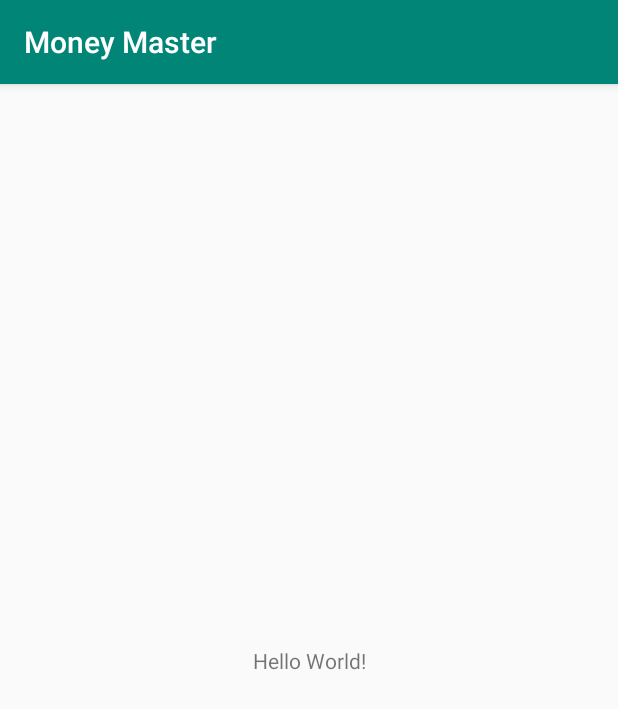
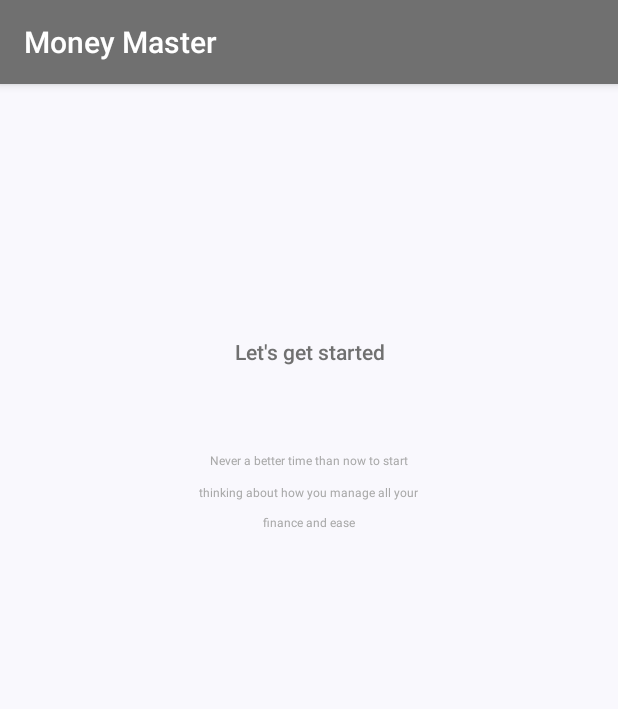
Before and after one commit to yangfeng2/Money-Master, an Android app: the screen it shows after launch (MainActivity), on a phone screen of 412 x 824 dp. Shown: the top 709 px of the screen. Run offline under Robolectric (Android 15) with nearby library versions, the phone set to English and light mode, and no system bars.

Commit message:
Simple Onboarding page

```diff
--- a/app/src/main/java/com/example/moneymaster/HomeActivity.java
+++ b/app/src/main/java/com/example/moneymaster/HomeActivity.java
@@ -2,4 +2,5 @@ package com.example.moneymaster;
 
 public class HomeActivity {
 
+
 }
--- a/app/src/main/java/com/example/moneymaster/MainActivity.java
+++ b/app/src/main/java/com/example/moneymaster/MainActivity.java
@@ -1,13 +1,20 @@
 package com.example.moneymaster;
 
+import android.os.Bundle;
 import android.support.v7.app.AppCompatActivity;
-import android.os.Bundle;
+import android.view.View;
 
 public class MainActivity extends AppCompatActivity {
+    View view;
 
     @Override
     protected void onCreate(Bundle savedInstanceState) {
         super.onCreate(savedInstanceState);
         setContentView(R.layout.activity_main);
+
+
+        view= this.getWindow().getDecorView();
+        view.setBackgroundResource(R.color.WhiteP);
+
     }
 }
--- a/app/src/main/res/layout/activity_main.xml
+++ b/app/src/main/res/layout/activity_main.xml
@@ -7,12 +7,81 @@
     tools:context=".MainActivity">
 
     <TextView
+        android:id="@+id/textView"
         android:layout_width="wrap_content"
         android:layout_height="wrap_content"
-        android:text="Hello World!"
+        android:layout_marginStart="8dp"
+        android:layout_marginTop="24dp"
+        android:layout_marginEnd="8dp"
+        android:layout_marginBottom="8dp"
+        android:fontFamily="sans-serif-medium"
+        android:text="@string/let_s_get_started"
+        android:textAlignment="center"
+        android:textColor="@color/colorPrimary"
+        android:textSize="14sp"
         app:layout_constraintBottom_toBottomOf="parent"
-        app:layout_constraintLeft_toLeftOf="parent"
-        app:layout_constraintRight_toRightOf="parent"
-        app:layout_constraintTop_toTopOf="parent" />
+        app:layout_constraintEnd_toEndOf="parent"
+        app:layout_constraintStart_toStartOf="parent"
+        app:layout_constraintTop_toTopOf="parent"
+        app:layout_constraintVertical_bias="0.202" />
 
+    <TextView
+        android:id="@+id/textView2"
+        android:layout_width="wrap_content"
+        android:layout_height="13dp"
+        android:layout_marginStart="8dp"
+        android:layout_marginTop="8dp"
+        android:layout_marginEnd="8dp"
+        android:layout_marginBottom="8dp"
+        android:lineHeight="0dp"
+        android:lineSpacingExtra="10sp"
+        android:text="@string/never_a_better_time_than_now_to_start"
+        android:textAlignment="center"
+        android:textColor="@color/colorAccent"
+        android:textSize="8sp"
+        app:layout_constraintBottom_toBottomOf="parent"
+        app:layout_constraintEnd_toEndOf="parent"
+        app:layout_constraintStart_toStartOf="parent"
+        app:layout_constraintTop_toTopOf="parent"
+        app:layout_constraintVertical_bias="0.321" />
+
+    <TextView
+        android:id="@+id/textView4"
+        android:layout_width="wrap_content"
+        android:layout_height="13dp"
+        android:layout_marginStart="8dp"
+        android:layout_marginTop="8dp"
+        android:layout_marginEnd="8dp"
+        android:layout_marginBottom="8dp"
+        android:lineHeight="100dp"
+        android:lineSpacingExtra="10sp"
+        android:text="thinking about how you manage all your"
+        android:textAlignment="center"
+        android:textColor="@color/colorAccent"
+        android:textSize="8sp"
+        app:layout_constraintBottom_toBottomOf="parent"
+        app:layout_constraintEnd_toEndOf="parent"
+        app:layout_constraintHorizontal_bias="0.498"
+        app:layout_constraintStart_toStartOf="parent"
+        app:layout_constraintTop_toTopOf="parent"
+        app:layout_constraintVertical_bias="0.35" />
+
+    <TextView
+        android:id="@+id/textView5"
+        android:layout_width="wrap_content"
+        android:layout_height="13dp"
+        android:layout_marginStart="8dp"
+        android:layout_marginTop="8dp"
+        android:layout_marginEnd="8dp"
+        android:layout_marginBottom="8dp"
+        android:lineSpacingExtra="10sp"
+        android:text="@string/finance_and_ease"
+        android:textAlignment="center"
+        android:textColor="@color/colorAccent"
+        android:textSize="8sp"
+        app:layout_constraintBottom_toBottomOf="parent"
+        app:layout_constraintEnd_toEndOf="parent"
+        app:layout_constraintStart_toStartOf="parent"
+        app:layout_constraintTop_toTopOf="parent"
+        app:layout_constraintVertical_bias="0.377" />
 </android.support.constraint.ConstraintLayout>
--- a/app/src/main/res/layout/home_activity.xml
+++ b/app/src/main/res/layout/home_activity.xml
@@ -1,6 +1,6 @@
 <?xml version="1.0" encoding="utf-8"?>
-<android.support.constraint.ConstraintLayout
-    xmlns:android="http://schemas.android.com/apk/res/android" android:layout_width="match_parent"
+<android.support.constraint.ConstraintLayout xmlns:android="http://schemas.android.com/apk/res/android"
+    android:layout_width="match_parent"
     android:layout_height="match_parent">
 
 </android.support.constraint.ConstraintLayout>
--- a/app/src/main/res/values/colors.xml
+++ b/app/src/main/res/values/colors.xml
@@ -1,6 +1,8 @@
 <?xml version="1.0" encoding="utf-8"?>
 <resources>
-    <color name="colorPrimary">#008577</color>
+    <color name="colorPrimary">#707070</color>
     <color name="colorPrimaryDark">#00574B</color>
-    <color name="colorAccent">#D81B60</color>
+    <color name="colorAccent">#A8A8A8</color>
+    <color name="WhiteP">#F9F8FD</color>
+
 </resources>
--- a/app/src/main/res/values/strings.xml
+++ b/app/src/main/res/values/strings.xml
@@ -1,3 +1,7 @@
 <resources>
     <string name="app_name">Money Master</string>
+    <string name="let_s_get_started">Let\'s get started</string>
+    <string name="never_a_better_time_than_now_to_start">Never a better time than now to start</string>
+    <string name="thinking_about_how_you_manage_you_manage_all_your">thinking about how you manage you manage all your</string>
+    <string name="finance_and_ease">finance and ease</string>
 </resources>
```
